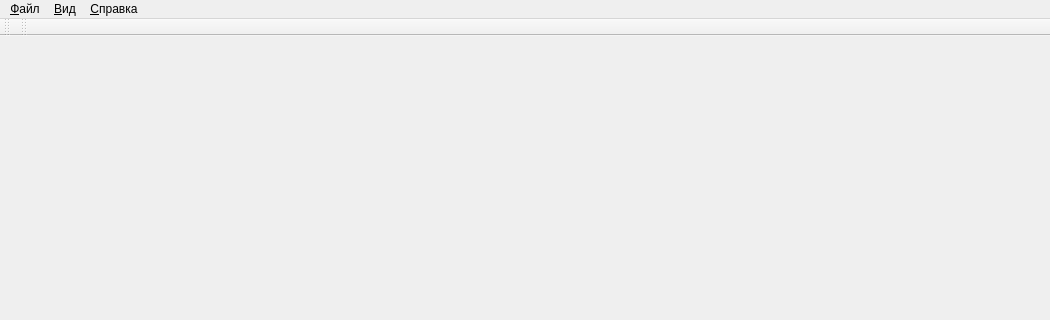
AnyaIliyina/geo, file view/MainWindow.ui: the form before one commit; both pictures show x 0 to 1050 and y 0 to 320 of the 1050 by 560 pixel window.
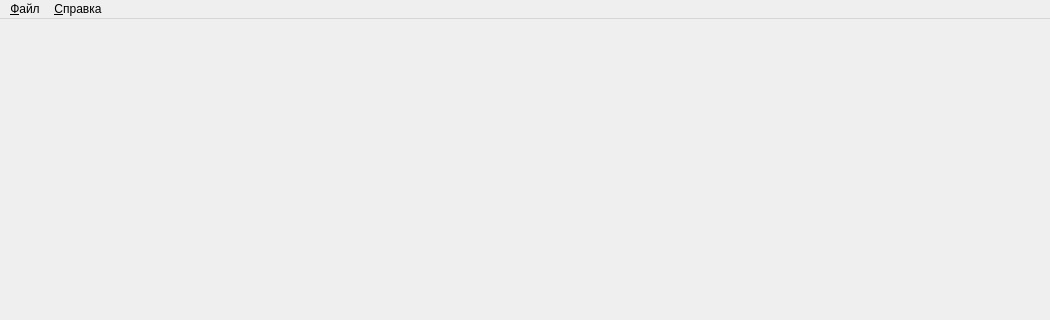
The form after the commit.

```diff
--- a/view/MainWindow.ui
+++ b/view/MainWindow.ui
@@ -16,6 +16,11 @@
     <height>430</height>
    </size>
   </property>
+  <property name="font">
+   <font>
+    <pointsize>9</pointsize>
+   </font>
+  </property>
   <property name="windowTitle">
    <string>MainWindow</string>
   </property>
@@ -23,10 +28,10 @@
    <widget class="QWidget" name="widget" native="true">
     <property name="geometry">
      <rect>
-      <x>0</x>
-      <y>10</y>
-      <width>321</width>
-      <height>501</height>
+      <x>340</x>
+      <y>0</y>
+      <width>711</width>
+      <height>511</height>
      </rect>
     </property>
    </widget>
@@ -48,43 +53,15 @@
     <addaction name="actionUser"/>
     <addaction name="actionExit"/>
    </widget>
-   <widget class="QMenu" name="menuView">
-    <property name="title">
-     <string>&amp;Вид</string>
-    </property>
-   </widget>
    <widget class="QMenu" name="menuHelp">
     <property name="title">
      <string>&amp;Справка</string>
     </property>
    </widget>
    <addaction name="menu"/>
-   <addaction name="menuView"/>
    <addaction name="menuHelp"/>
   </widget>
   <widget class="QStatusBar" name="statusbar"/>
-  <widget class="QToolBar" name="toolBar">
-   <property name="windowTitle">
-    <string>toolBar</string>
-   </property>
-   <attribute name="toolBarArea">
-    <enum>TopToolBarArea</enum>
-   </attribute>
-   <attribute name="toolBarBreak">
-    <bool>false</bool>
-   </attribute>
-  </widget>
-  <widget class="QToolBar" name="toolBar_2">
-   <property name="windowTitle">
-    <string>toolBar_2</string>
-   </property>
-   <attribute name="toolBarArea">
-    <enum>TopToolBarArea</enum>
-   </attribute>
-   <attribute name="toolBarBreak">
-    <bool>false</bool>
-   </attribute>
-  </widget>
   <action name="actionExit">
    <property name="text">
     <string>&amp;Выход</string>
```
Left out of the diff: 23 changed lines with no effect on the pictures.
